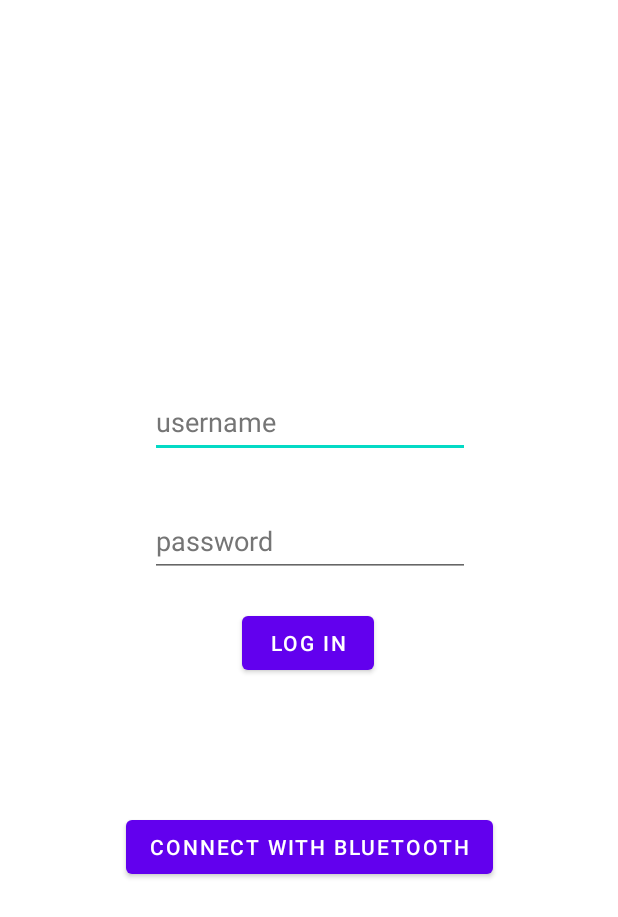
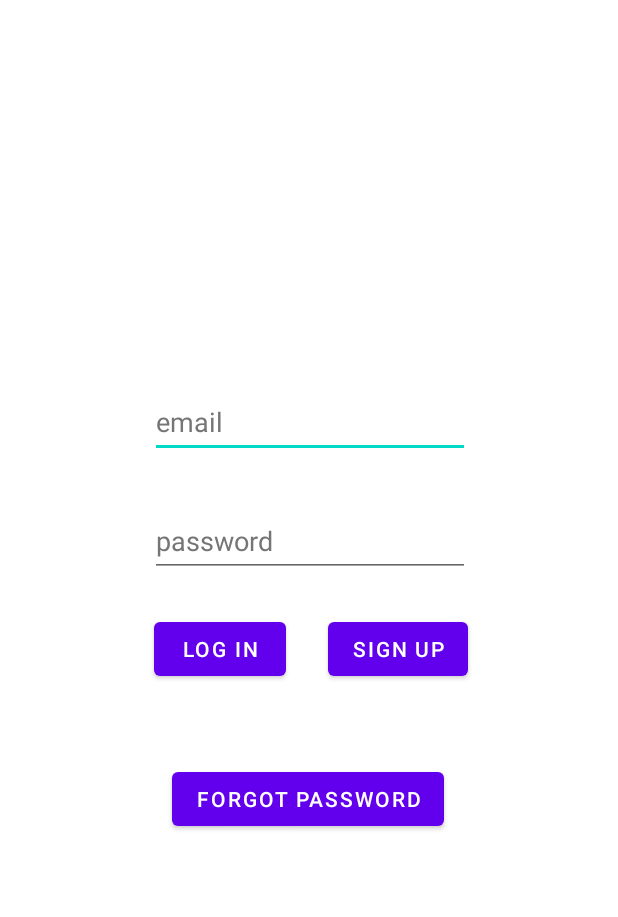
Before and after one commit to BhsSTEM/TeamCEVN_OperatorID_2022, an Android app: the layout login.xml on its own in the app's theme, with its tools: preview values and no code run, on a phone screen of 412 x 824 dp. Shown: the top 917 px of the screen. Run offline under Robolectric (Android 15) with nearby library versions, the phone set to English and light mode, and no system bars; Roboto replaces fonts that are not available here.

Commit message:
Forgot password

```diff
--- a/app/src/main/java/com/example/teamcevn_operatorid_2022/MainActivity.java
+++ b/app/src/main/java/com/example/teamcevn_operatorid_2022/MainActivity.java
@@ -10,7 +10,7 @@ public class MainActivity extends AppCompatActivity {
     protected void onCreate(Bundle savedInstanceState) {
         super.onCreate(savedInstanceState);
 
-        Intent intent = new Intent(this, Ethan.class);
+        Intent intent = new Intent(this, Login.class);
         startActivity(intent);
 
         // setContentView(R.layout.ethan_main);
--- a/app/src/main/res/layout/login.xml
+++ b/app/src/main/res/layout/login.xml
@@ -7,12 +7,12 @@
     tools:context=".MainActivity">
 
     <EditText
-        android:id="@+id/username"
+        android:id="@+id/email"
         android:layout_width="wrap_content"
         android:layout_height="wrap_content"
         android:autofillHints=""
         android:ems="10"
-        android:hint="@string/username"
+        android:hint="@string/email"
         android:inputType="textEmailAddress"
         android:minHeight="48dp"
         android:textColorHint="#757575"
@@ -24,14 +24,15 @@
         app:layout_constraintVertical_bias="0.332" />
 
     <Button
-        android:id="@+id/button"
+        android:id="@+id/forgot_password"
         android:layout_width="wrap_content"
         android:layout_height="wrap_content"
-        android:layout_marginTop="88dp"
-        android:text="@string/connect_with_bluetooth"
+        android:layout_marginTop="124dp"
+        android:text="@string/forgot_password"
         app:layout_constraintEnd_toEndOf="parent"
+        app:layout_constraintHorizontal_bias="0.497"
         app:layout_constraintStart_toStartOf="parent"
-        app:layout_constraintTop_toBottomOf="@+id/login" />
+        app:layout_constraintTop_toBottomOf="@+id/password" />
 
     <EditText
         android:id="@+id/password"
@@ -47,18 +48,27 @@
         app:layout_constraintEnd_toEndOf="parent"
         app:layout_constraintHorizontal_bias="0.502"
         app:layout_constraintStart_toStartOf="parent"
-        app:layout_constraintTop_toBottomOf="@+id/username"
+        app:layout_constraintTop_toBottomOf="@+id/email"
         app:layout_constraintVertical_bias="0.066" />
+
+    <Button
+        android:id="@+id/signup"
+        android:layout_width="wrap_content"
+        android:layout_height="wrap_content"
+        android:layout_marginTop="24dp"
+        android:layout_marginEnd="100dp"
+        android:text="@string/sign_up"
+        app:layout_constraintEnd_toEndOf="parent"
+        app:layout_constraintTop_toBottomOf="@+id/password" />
 
     <Button
         android:id="@+id/login"
         android:layout_width="wrap_content"
         android:layout_height="wrap_content"
-        android:layout_marginTop="20dp"
+        android:layout_marginTop="24dp"
+        android:layout_marginEnd="28dp"
         android:text="@string/log_in"
-        app:layout_constraintEnd_toEndOf="parent"
-        app:layout_constraintHorizontal_bias="0.498"
-        app:layout_constraintStart_toStartOf="parent"
+        app:layout_constraintEnd_toStartOf="@+id/signup"
         app:layout_constraintTop_toBottomOf="@+id/password" />
 
 </androidx.constraintlayout.widget.ConstraintLayout>
--- a/app/src/main/res/values/strings.xml
+++ b/app/src/main/res/values/strings.xml
@@ -10,7 +10,8 @@
     <string name="save">Save</string>
 
     <string name="password">password</string>
-    <string name="username">username</string>
+    <string name="email">email</string>
+    <string name="test">test</string>
     <string name="log_in">Log in</string>
     <string name="string">string</string>
     <string name="connect_with_bluetooth">Connect with Bluetooth</string>
@@ -18,4 +19,8 @@
     <string name="manage_presets">Manage Presets</string>
     <string name="user_1">Vishnu</string>
     <string name="user_2">Nathan</string>
+    <string name="sign_up">Sign up</string>
+    <string name="forgot_password">Forgot Password</string>
+    <string name="reset_password">Reset Password</string>
+    <string name="send_sign_in_link">Send Sign in Link</string>
 </resources>
```
Also changed, not shown: app/build.gradle (+14 -0 lines), app/src/main/java/com/example/teamcevn_operatorid_2022/Login.java (+142 -1 lines), build.gradle (+27 -0 lines), settings.gradle (+0 -7 lines), 1 other file.
